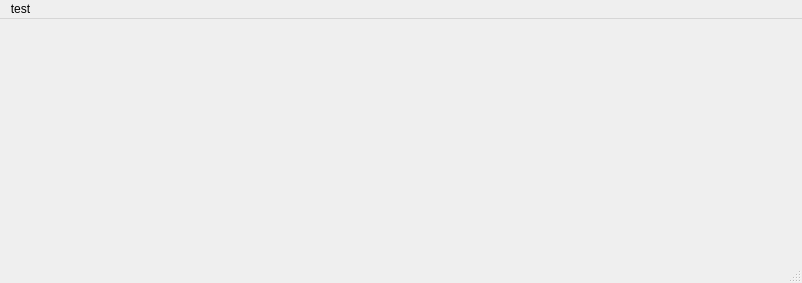
CedricSchmeits/denario, file denario.ui: the form before one commit.
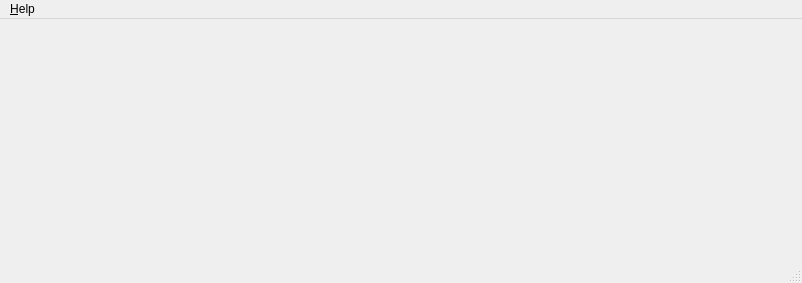
The form after the commit. Icons and pictures are not drawn. Custom widgets are drawn as their Qt base class.

Commit message: Added about dialog

Patch:
```diff
--- a/denario.ui
+++ b/denario.ui
@@ -66,7 +66,7 @@
    </property>
    <widget class="QMenu" name="menutest">
     <property name="title">
-     <string>test</string>
+     <string>&amp;Help</string>
     </property>
    </widget>
    <addaction name="menutest"/>
```
Left out of the diff: 37 changed lines with no effect on the pictures. The commit also changes 4 other files.
